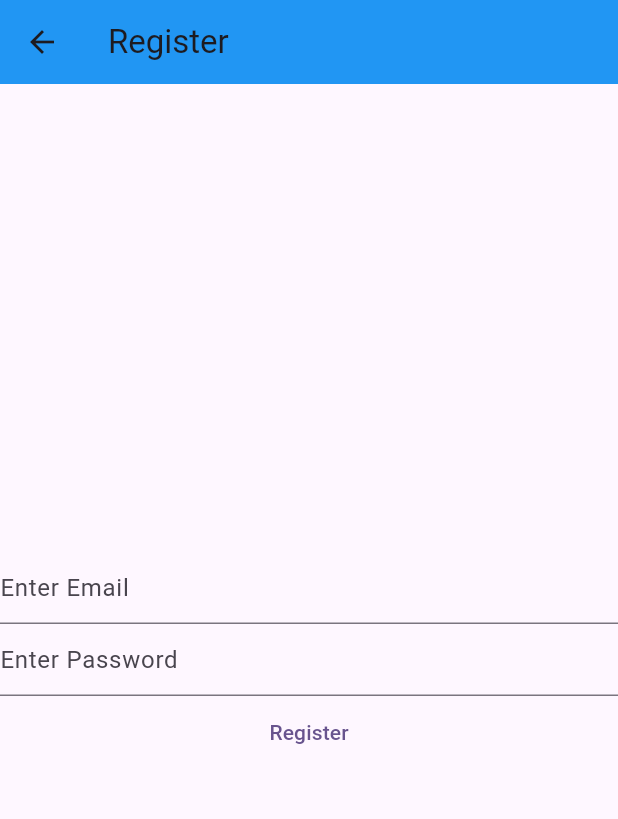
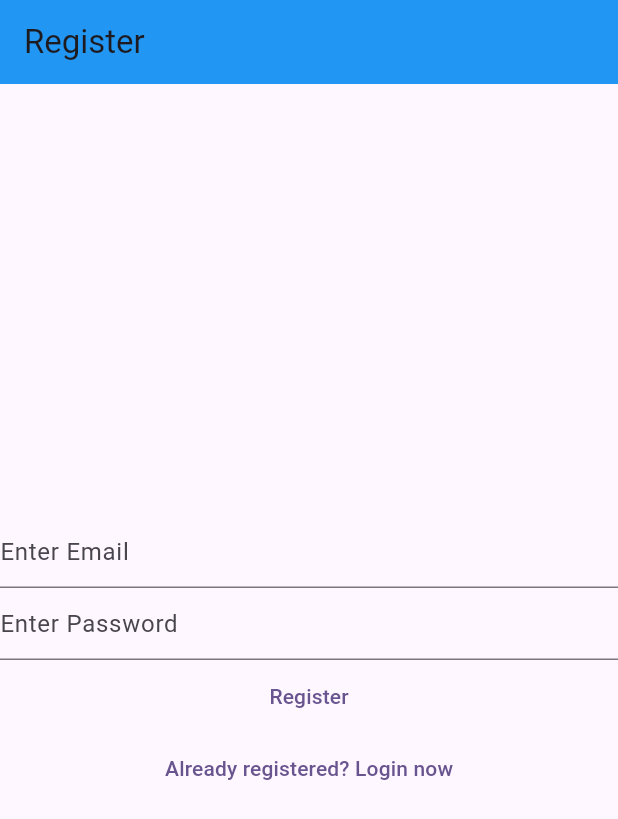
Before and after one commit to ryanmlk/flutter-course, a Flutter app: the RegisterView screen opened directly, on a phone screen of 412 x 824 dp. Shown: the top 819 px of the screen. Run offline on Flutter 3.47's test engine with Material 2 defaults, Android fonts, the phone set to English and light mode, and no system bars; our stand-ins replace firebase_auth, firebase_core; accounts and stored records are empty.

Commit message:
Fixed Navigation

```diff
--- a/lib/views/register_view.dart
+++ b/lib/views/register_view.dart
@@ -35,15 +35,7 @@ class _RegisterViewState extends State<RegisterView> {
         title: const Text('Register'),
         backgroundColor: Colors.blue,
       ),
-      body: FutureBuilder(
-        future: Firebase.initializeApp(
-          options: DefaultFirebaseOptions.currentPlatform,
-        ),
-        builder: (context, snapshot) {
-          switch (snapshot.connectionState) {
-            case ConnectionState.done:
-              return Center(
-                child: Column(
+      body: Column(
         mainAxisAlignment: MainAxisAlignment.center,
         children: [
           TextField(
@@ -71,13 +63,16 @@ class _RegisterViewState extends State<RegisterView> {
               createUser(email, password);
             },
           ),
+          TextButton(
+            child: const Text('Already registered? Login now'),
+            onPressed: () {
+              Navigator.of(context).pushNamedAndRemoveUntil(
+                '/login/',
+                (route) => false,
+              );
+            },
+          ),
         ],
-                ),
-              );
-            default:
-              return const Text('Loading');
-          }
-        },
       ),
     );
   }
```
Also changed, not shown: lib/main.dart (+14 -16 lines), lib/views/login_view.dart (+9 -0 lines), lib/views/verify_email_view.dart (added, +31 -0 lines), 1 other file. Lines whose indentation alone changed are shown as unchanged.
